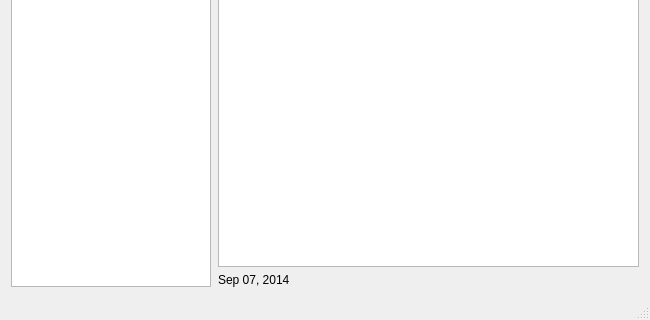
This is notepad.ui in pybae/QNote as Qt 5 draws it before an edit; both pictures show x 0 to 650 and y 180 to 500 of the 650 by 500 pixel window. The edited form follows.
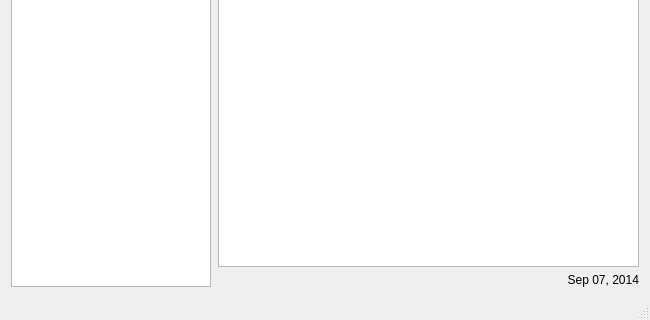
This is the edited form.

Commit message: Changed date alignment to the right side

What changed in the file:
```diff
--- a/notepad.ui
+++ b/notepad.ui
@@ -120,9 +120,15 @@
             <family>Helvetica</family>
            </font>
           </property>
+          <property name="layoutDirection">
+           <enum>Qt::LeftToRight</enum>
+          </property>
           <property name="text">
            <string>Sep 07, 2014</string>
           </property>
+          <property name="alignment">
+           <set>Qt::AlignRight|Qt::AlignTrailing|Qt::AlignVCenter</set>
+          </property>
          </widget>
         </item>
        </layout>
```
Left out of the diff: 5 changed lines with no effect on the pictures. The commit also changes 2 other files.
